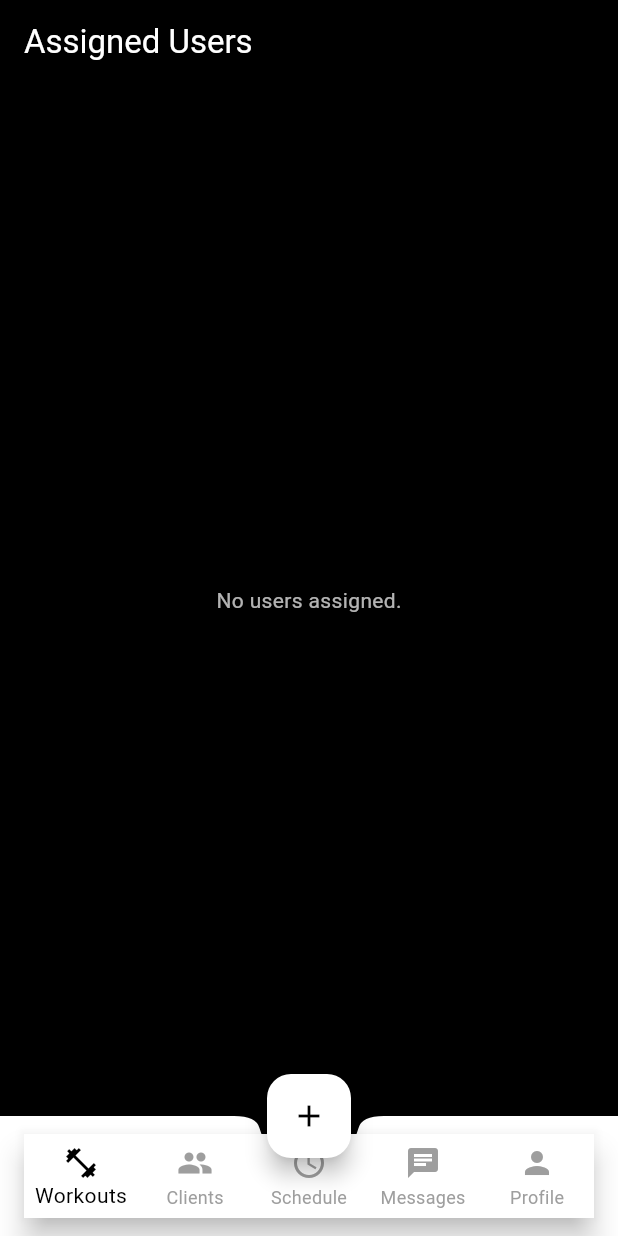
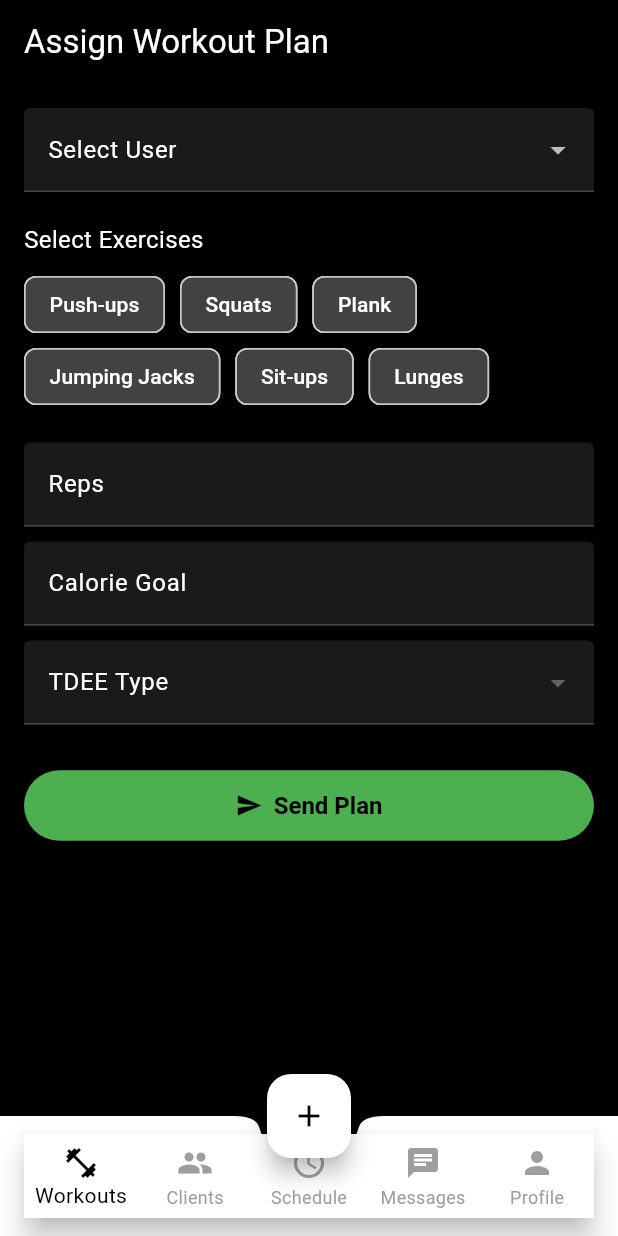
Before and after one commit to muhammedshahbasheer/wellness, a Flutter app: the TrainerHomePage screen opened directly, on a phone screen of 412 x 824 dp. Run offline on Flutter 3.47's test engine with Material 3 defaults, Android fonts, the phone set to English and light mode, and no system bars; our stand-ins replace cloud_firestore, file_picker, firebase_auth, firebase_core, fl_chart, image_picker and 4 more; accounts and stored records are empty; network calls fail.

Commit message:
trainer and user plan

```diff
--- a/lib/trainer/trainerhomepage.dart
+++ b/lib/trainer/trainerhomepage.dart
@@ -4,7 +4,8 @@ import 'package:wellness/trainer/profile.dart';
 import 'package:wellness/trainer/reel.dart';
 import 'package:wellness/trainer/schedule.dart';
 import 'package:wellness/trainer/workout.dart';
-import 'package:wellness/trainer/messages.dart'; // Assuming this is the correct import
+import 'package:wellness/trainer/messages.dart';
+import 'package:wellness/trainer/workoutplan.dart'; // Assuming this is the correct import
  // Your trainer profile screen
 
 class TrainerHomePage extends StatefulWidget {
@@ -18,7 +19,7 @@ class _TrainerHomePageState extends State<TrainerHomePage> {
   int _selectedIndex = 0;
 
   final List<Widget> _pages = const [
-    //DailyWorkoutPlanPage(),
+    AssignWorkoutPlanPage(),
     AssignedUsersScreen(),
     //SchedulePage(),
     AssignedMessagesScreen(),
--- /dev/null
+++ b/lib/trainer/workoutplan.dart
@@ -0,0 +1,226 @@
+import 'package:flutter/material.dart';
+import 'package:cloud_firestore/cloud_firestore.dart';
+import 'package:firebase_auth/firebase_auth.dart';
+
+class AssignWorkoutPlanPage extends StatefulWidget {
+  const AssignWorkoutPlanPage({super.key});
+
+  @override
+  State<AssignWorkoutPlanPage> createState() => _AssignWorkoutPlanPageState();
+}
+
+class _AssignWorkoutPlanPageState extends State<AssignWorkoutPlanPage> {
+  String? selectedUserId;
+  List<Map<String, dynamic>> assignedUsers = [];
+  List<String> selectedExercises = [];
+  final TextEditingController repsController = TextEditingController();
+  final TextEditingController caloriesController = TextEditingController();
+  String? selectedTdeeType;
+
+  final List<String> availableExercises = [
+    'Push-ups', 'Squats', 'Plank', 'Jumping Jacks', 'Sit-ups', 'Lunges'
+  ];
+
+  final List<String> tdeeTypes = [
+    'Sedentary', 'Lightly Active', 'Active', 'Very Active'
+  ];
+
+  bool isLoading = true;
+
+  @override
+  void initState() {
+    super.initState();
+    fetchAssignedUsers();
+  }
+
+  Future<void> fetchAssignedUsers() async {
+    final trainerId = FirebaseAuth.instance.currentUser?.uid ?? '';
+    final trainerDoc = await FirebaseFirestore.instance.collection('trainers').doc(trainerId).get();
+
+    if (!trainerDoc.exists) {
+      setState(() => isLoading = false);
+      return;
+    }
+
+    final List<dynamic> userIds = trainerDoc.data()?['assignedUsers'] ?? [];
+    List<Map<String, dynamic>> users = [];
+
+    for (var i = 0; i < userIds.length; i += 10) {
+      var batch = userIds.sublist(i, i + 10 > userIds.length ? userIds.length : i + 10);
+      var snapshot = await FirebaseFirestore.instance
+          .collection('users')
+          .where(FieldPath.documentId, whereIn: batch)
+          .get();
+      users.addAll(snapshot.docs.map((doc) => {'id': doc.id, ...doc.data() as Map<String, dynamic>}));
+    }
+
+    setState(() {
+      assignedUsers = users;
+      isLoading = false;
+    });
+  }
+
+  Future<void> assignWorkoutPlan() async {
+    if (selectedUserId == null ||
+        selectedExercises.isEmpty ||
+        repsController.text.isEmpty ||
+        caloriesController.text.isEmpty ||
+        selectedTdeeType == null) {
+      ScaffoldMessenger.of(context).showSnackBar(
+        const SnackBar(content: Text('Please fill in all fields')),
+      );
+      return;
+    }
+
+    await FirebaseFirestore.instance
+        .collection('users')
+        .doc(selectedUserId)
+        .collection('dailyWorkoutPlans')
+        .add({
+      'exercises': selectedExercises,
+      'reps': repsController.text,
+      'calories': caloriesController.text,
+      'tdeeType': selectedTdeeType,
+      'date': DateTime.now(),
+      'trainerId': FirebaseAuth.instance.currentUser!.uid,
+    });
+
+    ScaffoldMessenger.of(context).showSnackBar(
+      const SnackBar(content: Text('Workout Plan Assigned')),
+    );
+
+    setState(() {
+      selectedExercises.clear();
+      repsController.clear();
+      caloriesController.clear();
+      selectedTdeeType = null;
+    });
+  }
+
+  @override
+  Widget build(BuildContext context) {
+    return Scaffold(
+      backgroundColor: Colors.black,
+      appBar: AppBar(
+        title: const Text('Assign Workout Plan'),
+        backgroundColor: Colors.black,
+        foregroundColor: Colors.white,
+      ),
+      body: isLoading
+          ? const Center(child: CircularProgressIndicator(color: Colors.white))
+          : Padding(
+              padding: const EdgeInsets.all(16.0),
+              child: SingleChildScrollView(
+                child: Column(
+                  crossAxisAlignment: CrossAxisAlignment.stretch,
+                  children: [
+                    DropdownButtonFormField<String>(
+                      value: selectedUserId,
+                      dropdownColor: Colors.grey[900],
+                      decoration: const InputDecoration(
+                        labelText: 'Select User',
+                        labelStyle: TextStyle(color: Colors.white),
+                        filled: true,
+                        fillColor: Colors.white10,
+                      ),
+                      items: assignedUsers
+                          .map<DropdownMenuItem<String>>((user) => DropdownMenuItem<String>(
+                                value: user['id'],
+                                child: Text(
+                                  user['name'] ?? user['email'] ?? 'Unnamed',
+                                  style: const TextStyle(color: Colors.white),
+                                ),
+                              ))
+                          .toList(),
+                      onChanged: (value) => setState(() => selectedUserId = value),
+                    ),
+                    const SizedBox(height: 20),
+                    const Text(
+                      'Select Exercises',
+                      style: TextStyle(color: Colors.white, fontSize: 16),
+                    ),
+                    const SizedBox(height: 8),
+                    Wrap(
+                      spacing: 10,
+                      children: availableExercises.map((exercise) {
+                        final isSelected = selectedExercises.contains(exercise);
+                        return ChoiceChip(
+                          label: Text(exercise),
+                          selected: isSelected,
+                          onSelected: (selected) {
+                            setState(() {
+                              isSelected
+                                  ? selectedExercises.remove(exercise)
+                                  : selectedExercises.add(exercise);
+                            });
+                          },
+                          selectedColor: Colors.green,
+                          backgroundColor: Colors.grey[800],
+                          labelStyle: const TextStyle(color: Colors.white),
+                        );
+                      }).toList(),
+                    ),
+                    const SizedBox(height: 20),
+                    TextField(
+                      controller: repsController,
+                      style: const TextStyle(color: Colors.white),
+                      decoration: const InputDecoration(
+                        labelText: 'Reps',
+                        labelStyle: TextStyle(color: Colors.white),
+                        filled: true,
+                        fillColor: Colors.white10,
+                      ),
+                      keyboardType: TextInputType.number,
+                    ),
+                    const SizedBox(height: 10),
+                    TextField(
+                      controller: caloriesController,
+                      style: const TextStyle(color: Colors.white),
+                      decoration: const InputDecoration(
+                        labelText: 'Calorie Goal',
+                        labelStyle: TextStyle(color: Colors.white),
+                        filled: true,
+                        fillColor: Colors.white10,
+                      ),
+                      keyboardType: TextInputType.number,
+                    ),
+                    const SizedBox(height: 10),
+                    DropdownButtonFormField<String>(
+                      value: selectedTdeeType,
+                      dropdownColor: Colors.grey[900],
+                      decoration: const InputDecoration(
+                        labelText: 'TDEE Type',
+                        labelStyle: TextStyle(color: Colors.white),
+                        filled: true,
+                        fillColor: Colors.white10,
+                      ),
+                      items: tdeeTypes
+                          .map<DropdownMenuItem<String>>((tdee) => DropdownMenuItem<String>(
+                                value: tdee,
+                                child: Text(
+                                  tdee,
+                                  style: const TextStyle(color: Colors.white),
+                                ),
+                              ))
+                          .toList(),
+                      onChanged: (value) => setState(() => selectedTdeeType = value),
+                    ),
+                    const SizedBox(height: 30),
+                    ElevatedButton.icon(
+                      icon: const Icon(Icons.send),
+                      label: const Text('Send Plan'),
+                      onPressed: assignWorkoutPlan,
+                      style: ElevatedButton.styleFrom(
+                        backgroundColor: Colors.green,
+                        foregroundColor: Colors.black,
+                        padding: const EdgeInsets.symmetric(vertical: 14.0, horizontal: 20.0),
+                        textStyle: const TextStyle(fontSize: 16, fontWeight: FontWeight.bold),
+                      ),
+                    )
+                  ],
+                ),
+              ),
+            ),
+    );
+  }
+}
```
Also changed, not shown: lib/user/planandworkout.dart (+2 -15 lines), lib/user/userworkoutplan.dart (added, +96 -0 lines).
